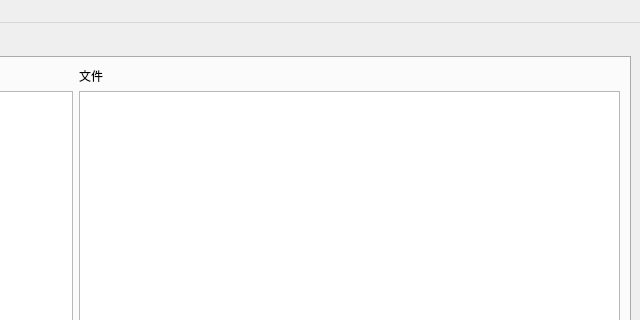
uuiid/prjQ9-doodle, file UiFile/ProjectBrowser.ui: the form before one commit; both pictures show x 493 to 1133 and y 0 to 320 of the 1133 by 800 pixel window.
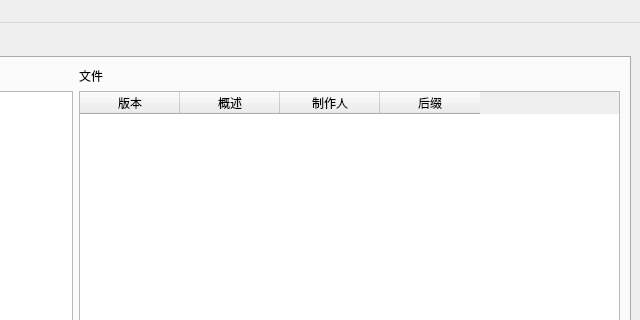
The form after the commit.

Diff of the .ui file:
```diff
--- a/UiFile/ProjectBrowser.ui
+++ b/UiFile/ProjectBrowser.ui
@@ -168,7 +168,28 @@
              </widget>
             </item>
             <item>
-             <widget class="QListWidget" name="listAssFile"/>
+             <widget class="QTableWidget" name="listAssFile">
+              <column>
+               <property name="text">
+                <string>版本</string>
+               </property>
+              </column>
+              <column>
+               <property name="text">
+                <string>概述</string>
+               </property>
+              </column>
+              <column>
+               <property name="text">
+                <string>制作人</string>
+               </property>
+              </column>
+              <column>
+               <property name="text">
+                <string>后缀</string>
+               </property>
+              </column>
+             </widget>
             </item>
             <item>
              <widget class="QLabel" name="label_3">
```
